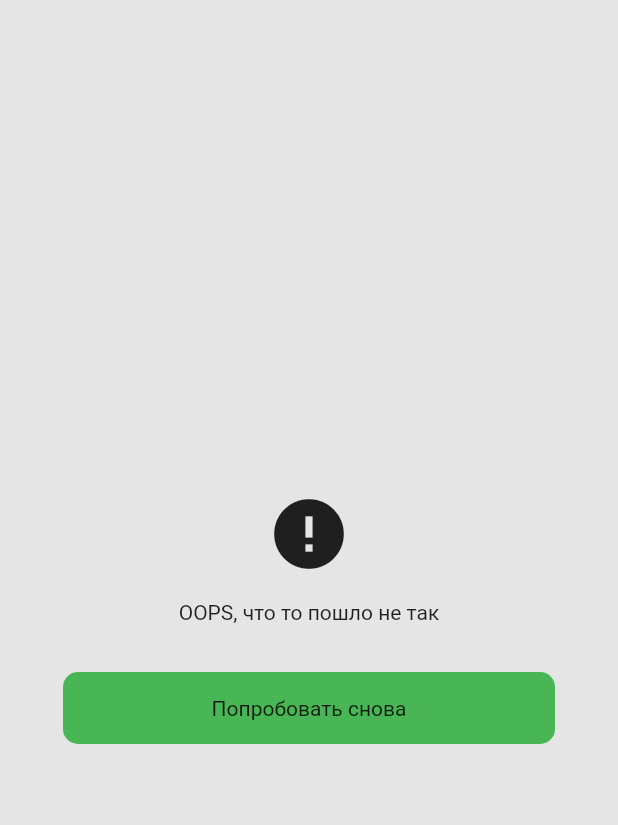
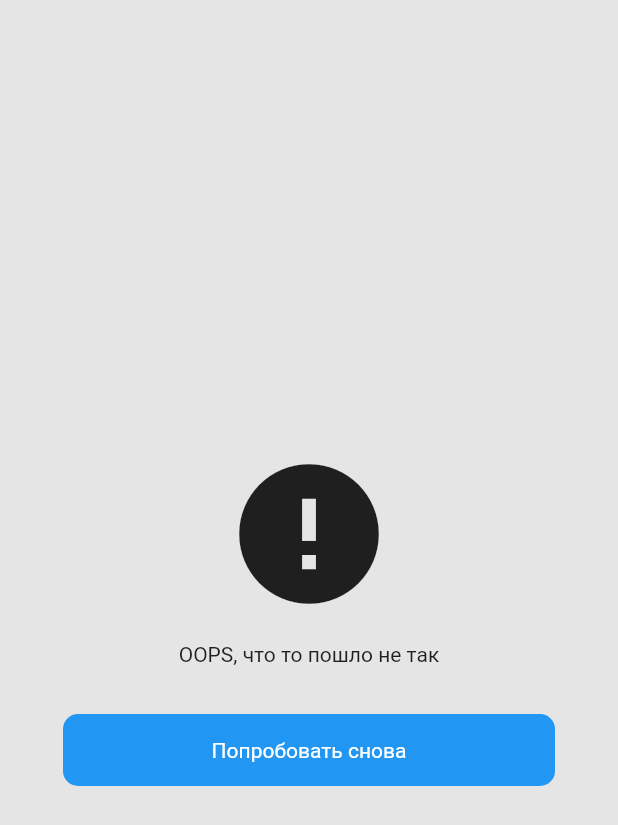
Before and after one commit to Kerimkullov/get_number, a Flutter app: the AgainScreen widget shown alone on an empty page, opened directly, on a phone screen of 412 x 824 dp. Shown: the top 825 px of the screen. Run offline on Flutter 3.47's test engine with Material 2 defaults, Android fonts, the phone set to English and light mode, and no system bars; our stand-ins replace bloc, dio, flutter_bloc, freezed_annotation, local_auth, mask_text_input_formatter and 1 more; accounts and stored records are empty; network calls fail.

Commit message:
add try again screen

```diff
--- a/lib/components/again_screen.dart
+++ b/lib/components/again_screen.dart
@@ -2,7 +2,8 @@ import 'package:flutter/material.dart';
 import 'package:get_number/components/custom_button.dart';
 
 class AgainScreen extends StatelessWidget {
-  const AgainScreen({Key? key}) : super(key: key);
+  const AgainScreen({Key? key, this.tryAgain}) : super(key: key);
+  final Function? tryAgain;
 
   @override
   Widget build(BuildContext context) {
@@ -10,13 +11,15 @@ class AgainScreen extends StatelessWidget {
       child: Column(
         mainAxisAlignment: MainAxisAlignment.center,
         children: [
-          Icon(Icons.error, size: 56),
+          Icon(Icons.error, size: 112),
           SizedBox(height: 16),
           Text("OOPS, что то пошло не так"),
           SizedBox(height: 32),
           CustomButton(
-            onTap: () {},
-            child: Text("Попробовать снова"),
+            color: Colors.blue,
+            onTap: tryAgain,
+            child: Text("Попробовать снова",
+                style: TextStyle(color: Colors.white)),
           )
         ],
       ),
```
Also changed, not shown: lib/screen.dart/agent/add_agent_screen.dart (+25 -6 lines), lib/screen.dart/agent/agents_list_screen.dart (+16 -4 lines), lib/screen.dart/auth/auth_number_screen.dart (+9 -3 lines), lib/screen.dart/get_number_screen/get_number_screen.dart (+10 -2 lines).
